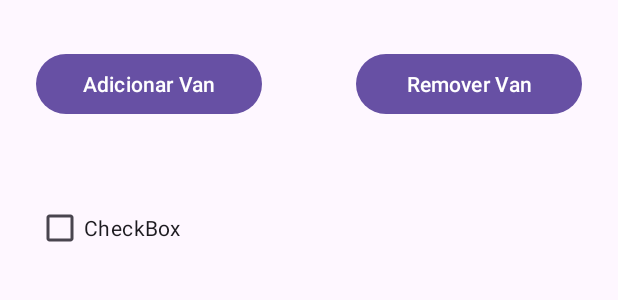
After one commit to VictorCalebeIFG/ProjetoIntegrador-Mobile_Senac, an Android app: the layout activity_lista_vans.xml on its own in the app's theme, with its tools: preview values and no code run, on a phone screen of 412 x 824 dp. The commit adds this screen. Shown: the top 300 px of the screen. Run offline under Robolectric (Android 15) with nearby library versions, the phone set to English and light mode, and no system bars; network calls fail.

Commit message:
Essa versão possui de vans
Falta apenas : Cadastro, Adicionar Van, Deletar Van, Fazer update

```diff
--- a/app/src/main/AndroidManifest.xml
+++ b/app/src/main/AndroidManifest.xml
@@ -15,6 +15,12 @@
         android:theme="@style/Theme.ProjetoIntegrador"
         tools:targetApi="31">
         <activity
+            android:name=".addVanPage"
+            android:exported="false" />
+        <activity
+            android:name=".ListaVans"
+            android:exported="false" />
+        <activity
             android:name=".Login"
             android:exported="false" />
         <activity
--- /dev/null
+++ b/app/src/main/res/layout/activity_lista_vans.xml
@@ -0,0 +1,84 @@
+<?xml version="1.0" encoding="utf-8"?>
+<androidx.constraintlayout.widget.ConstraintLayout xmlns:android="http://schemas.android.com/apk/res/android"
+    xmlns:app="http://schemas.android.com/apk/res-auto"
+    xmlns:tools="http://schemas.android.com/tools"
+    android:id="@+id/main"
+    android:layout_width="match_parent"
+    android:layout_height="match_parent"
+    tools:context=".ListaVans">
+
+    <LinearLayout
+        android:id="@+id/VanLayout"
+        android:layout_width="match_parent"
+        android:layout_height="match_parent"
+        android:layout_marginStart="24dp"
+        android:layout_marginTop="32dp"
+        android:layout_marginEnd="24dp"
+        android:layout_marginBottom="16dp"
+        android:orientation="vertical"
+        app:layout_constraintBottom_toBottomOf="parent"
+        app:layout_constraintEnd_toEndOf="parent"
+        app:layout_constraintStart_toStartOf="parent"
+        app:layout_constraintTop_toTopOf="parent">
+
+        <LinearLayout
+            android:layout_width="match_parent"
+            android:layout_height="wrap_content"
+            android:orientation="vertical">
+
+            <LinearLayout
+                android:layout_width="match_parent"
+                android:layout_height="wrap_content"
+                android:orientation="horizontal"
+                android:padding="0dp">
+
+                <Button
+                    android:id="@+id/btnAdd"
+                    android:layout_width="wrap_content"
+                    android:layout_height="wrap_content"
+                    android:layout_margin="0dp"
+                    android:layout_marginLeft="0dp"
+                    android:layout_marginEnd="0dp"
+                    android:layout_marginRight="0dp"
+                    android:layout_weight="1"
+                    android:padding="0dp"
+                    android:text="@string/addText" />
+
+                <Space
+                    android:layout_width="wrap_content"
+                    android:layout_height="wrap_content"
+                    android:layout_weight="1" />
+
+                <Button
+                    android:id="@+id/button2"
+                    android:layout_width="wrap_content"
+                    android:layout_height="wrap_content"
+                    android:layout_margin="0dp"
+                    android:layout_weight="1"
+                    android:padding="0dp"
+                    android:text="@string/deleteText" />
+
+            </LinearLayout>
+
+            <ProgressBar
+                android:id="@+id/pgBar"
+                style="?android:attr/progressBarStyle"
+                android:layout_width="match_parent"
+                android:layout_height="wrap_content"
+                android:indeterminateTint="#FDD900"
+                android:progressTint="#040000"
+                android:visibility="invisible"
+                />
+
+
+        </LinearLayout>
+
+        <CheckBox
+            android:id="@+id/checkBox"
+            android:layout_width="match_parent"
+            android:layout_height="wrap_content"
+            android:clickable="false"
+            android:text="CheckBox" />
+
+    </LinearLayout>
+</androidx.constraintlayout.widget.ConstraintLayout>
--- a/app/src/main/res/values/strings.xml
+++ b/app/src/main/res/values/strings.xml
@@ -1,4 +1,8 @@
 <resources>
     <string name="app_name">Projeto Integrador</string>
     <string name="url">https://script.google.com/macros/s/AKfycbxA3bVqOZAh1oczt6HY3PO_UqEGsJhoZwcQyxgqIn9nIu6USoRAbEsMcswpUV_r2w4/exec</string>
+    <string name="addText">Adicionar Van</string>
+    <string name="deleteText">Remover Van</string>
+    <string name="UserText">Usuário:</string>
+    <string name="PasswordText">Senha:</string>
 </resources>
```
Also changed, not shown: app/src/main/java/com/example/projetointegrador/ListaVans.java (added, +62 -0 lines), app/src/main/java/com/example/projetointegrador/Login.java (+9 -1 lines), app/src/main/java/com/example/projetointegrador/addVanPage.java (added, +24 -0 lines), app/src/main/java/com/example/projetointegrador/vanCheckBox.java (added, +22 -0 lines), app/src/main/res/layout/activity_add_van_page.xml (added, +10 -0 lines), app/src/main/res/layout/activity_login.xml (+54 -54 lines).
